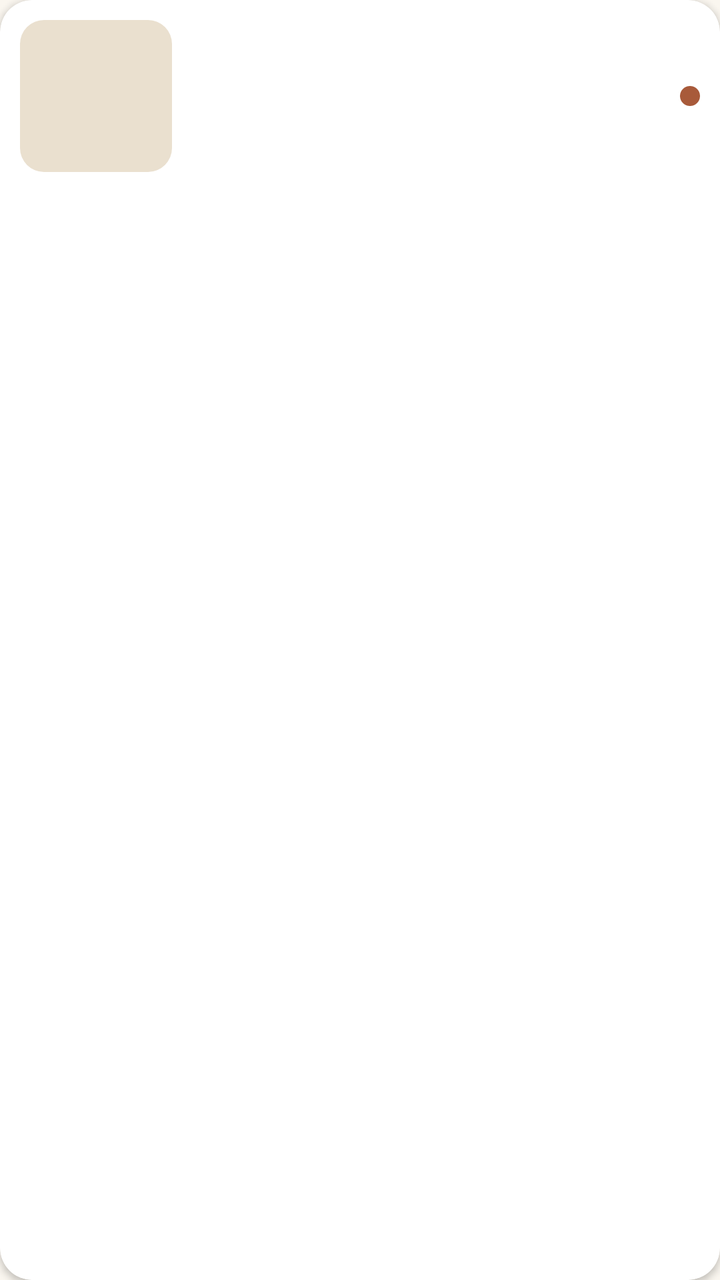
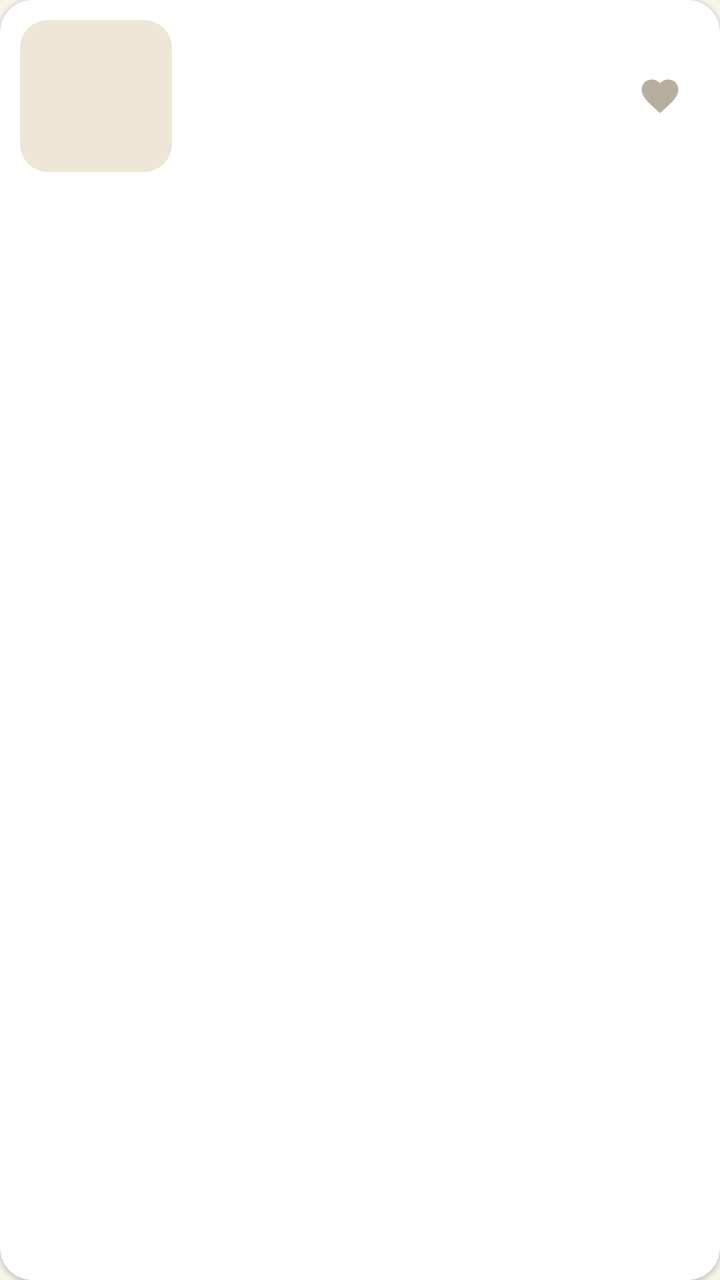

An Android layout rendered at two revisions. The XML below is the earlier revision; the diff shows what the commit changed to produce the second picture.
<!-- AndroidManifest.xml: application theme Theme.Aaswad -->
<!-- res/layout/item_recipe.xml -->
<?xml version="1.0" encoding="utf-8"?>
<androidx.cardview.widget.CardView xmlns:android="http://schemas.android.com/apk/res/android"
    xmlns:app="http://schemas.android.com/apk/res-auto"
    android:layout_width="match_parent"
    android:layout_height="wrap_content"
    android:layout_marginStart="14dp"
    android:layout_marginEnd="14dp"
    android:layout_marginTop="6dp"
    android:layout_marginBottom="6dp"
    app:cardCornerRadius="16dp"
    app:cardElevation="2dp"
    app:cardBackgroundColor="@color/surface"
    android:foreground="?attr/selectableItemBackground"
    android:clickable="true"
    android:focusable="true">

    <LinearLayout
        android:layout_width="match_parent"
        android:layout_height="wrap_content"
        android:orientation="horizontal"
        android:gravity="center_vertical"
        android:padding="10dp">

        <androidx.cardview.widget.CardView
            android:layout_width="76dp"
            android:layout_height="76dp"
            app:cardCornerRadius="12dp"
            app:cardElevation="0dp">

            <ImageView
                android:id="@+id/recipeImage"
                android:layout_width="match_parent"
                android:layout_height="match_parent"
                android:scaleType="centerCrop"
                android:background="@color/divider" />

        </androidx.cardview.widget.CardView>

        <LinearLayout
            android:layout_width="0dp"
            android:layout_height="wrap_content"
            android:layout_weight="1"
            android:layout_marginStart="14dp"
            android:orientation="vertical">

            <TextView
                android:id="@+id/recipeTitle"
                android:layout_width="match_parent"
                android:layout_height="wrap_content"
                android:textColor="@color/text_primary"
                android:textSize="16sp"
                android:fontFamily="serif"
                android:lineSpacingExtra="2dp"
                android:maxLines="2"
                android:ellipsize="end" />

            <TextView
                android:id="@+id/recipeSection"
                android:layout_width="match_parent"
                android:layout_height="wrap_content"
                android:layout_marginTop="4dp"
                android:textColor="@color/text_secondary"
                android:textSize="12sp"
                android:maxLines="1"
                android:ellipsize="end" />

        </LinearLayout>

        <View
            android:id="@+id/dietBadge"
            android:layout_width="10dp"
            android:layout_height="10dp"
            android:layout_marginStart="10dp"
            android:background="@drawable/dot_shape" />

    </LinearLayout>

</androidx.cardview.widget.CardView>
<!-- resources referenced by this layout -->
<resources>
  <color name="divider">#EAE0CF</color>
  <color name="surface">#FFFFFF</color>
  <color name="text_primary">#2E2A26</color>
  <color name="text_secondary">#8B7F6E</color>
  <!-- drawable dot_shape (drawable) -->
  <?xml version="1.0" encoding="utf-8"?>
  <shape xmlns:android="http://schemas.android.com/apk/res/android"
      android:shape="oval">
      <solid android:color="@color/primary" />
  </shape>
  <style name="Theme.Aaswad" parent="Theme.MaterialComponents.DayNight.NoActionBar">
          <item name="colorPrimary">@color/primary</item>
          <item name="colorPrimaryDark">@color/primary_dark</item>
          <item name="colorAccent">@color/primary</item>
          <item name="android:windowBackground">@color/background</item>
          <item name="android:statusBarColor">@color/primary_dark</item>
      </style>
  <color name="primary">#A85A3A</color>
  <color name="primary_dark">#6B3A24</color>
  <color name="background">#FAF6EF</color>
</resources>

<!-- the commit's change to res/layout/item_recipe.xml (unified diff, before → after) -->
@@ -8,7 +8,7 @@
     android:layout_marginTop="6dp"
     android:layout_marginBottom="6dp"
     app:cardCornerRadius="16dp"
-    app:cardElevation="2dp"
+    app:cardElevation="1dp"
     app:cardBackgroundColor="@color/surface"
     android:foreground="?attr/selectableItemBackground"
     android:clickable="true"
@@ -24,7 +24,7 @@
         <androidx.cardview.widget.CardView
             android:layout_width="76dp"
             android:layout_height="76dp"
-            app:cardCornerRadius="12dp"
+            app:cardCornerRadius="14dp"
             app:cardElevation="0dp">
 
             <ImageView
@@ -66,12 +66,14 @@
 
         </LinearLayout>
 
-        <View
-            android:id="@+id/dietBadge"
-            android:layout_width="10dp"
-            android:layout_height="10dp"
-            android:layout_marginStart="10dp"
-            android:background="@drawable/dot_shape" />
+        <ImageButton
+            android:id="@+id/favoriteHeartButton"
+            android:layout_width="40dp"
+            android:layout_height="40dp"
+            android:layout_marginStart="6dp"
+            android:background="?attr/selectableItemBackgroundBorderless"
+            android:src="@drawable/ic_heart_outline"
+            android:contentDescription="Favorite" />
 
     </LinearLayout>
 
<!-- resource entries referenced after the edit -->
@@ -1,15 +1,16 @@
 <!-- resources referenced by this layout -->
 <resources>
-  <color name="divider">#EAE0CF</color>
+  <color name="divider">#EDE6D6</color>
   <color name="surface">#FFFFFF</color>
-  <color name="text_primary">#2E2A26</color>
-  <color name="text_secondary">#8B7F6E</color>
-  <!-- drawable dot_shape (drawable) -->
-  <?xml version="1.0" encoding="utf-8"?>
-  <shape xmlns:android="http://schemas.android.com/apk/res/android"
-      android:shape="oval">
-      <solid android:color="@color/primary" />
-  </shape>
+  <color name="text_primary">#2B2620</color>
+  <color name="text_secondary">#8A8070</color>
+  <!-- drawable ic_heart_outline (drawable) -->
+  <vector xmlns:android="http://schemas.android.com/apk/res/android"
+      android:width="22dp" android:height="22dp"
+      android:viewportWidth="24" android:viewportHeight="24">
+      <path android:fillColor="@color/heart_inactive"
+          android:pathData="M12,21.35l-1.45,-1.32C5.4,15.36 2,12.28 2,8.5 2,5.42 4.42,3 7.5,3c1.74,0 3.41,0.81 4.5,2.09C13.09,3.81 14.76,3 16.5,3 19.58,3 22,5.42 22,8.5c0,3.78 -3.4,6.86 -8.55,11.54L12,21.35z"/>
+  </vector>
   <style name="Theme.Aaswad" parent="Theme.MaterialComponents.DayNight.NoActionBar">
           <item name="colorPrimary">@color/primary</item>
           <item name="colorPrimaryDark">@color/primary_dark</item>
@@ -17,8 +18,9 @@
           <item name="android:windowBackground">@color/background</item>
           <item name="android:statusBarColor">@color/primary_dark</item>
       </style>
-  <color name="primary">#A85A3A</color>
-  <color name="primary_dark">#6B3A24</color>
-  <color name="background">#FAF6EF</color>
+  <color name="heart_inactive">#B7AF9E</color>
+  <color name="primary">#2F4A3C</color>
+  <color name="primary_dark">#1D3126</color>
+  <color name="background">#F8F4E9</color>
 </resources>
 
